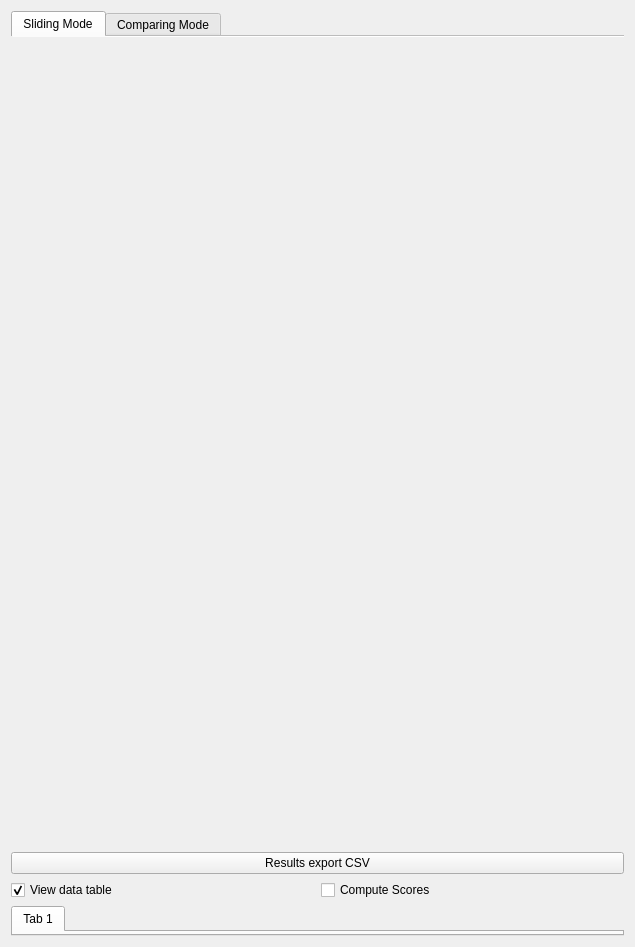
The window that ui/graphResult.ui (Artelia/Mascaret) describes before a commit, drawn with Qt 5.
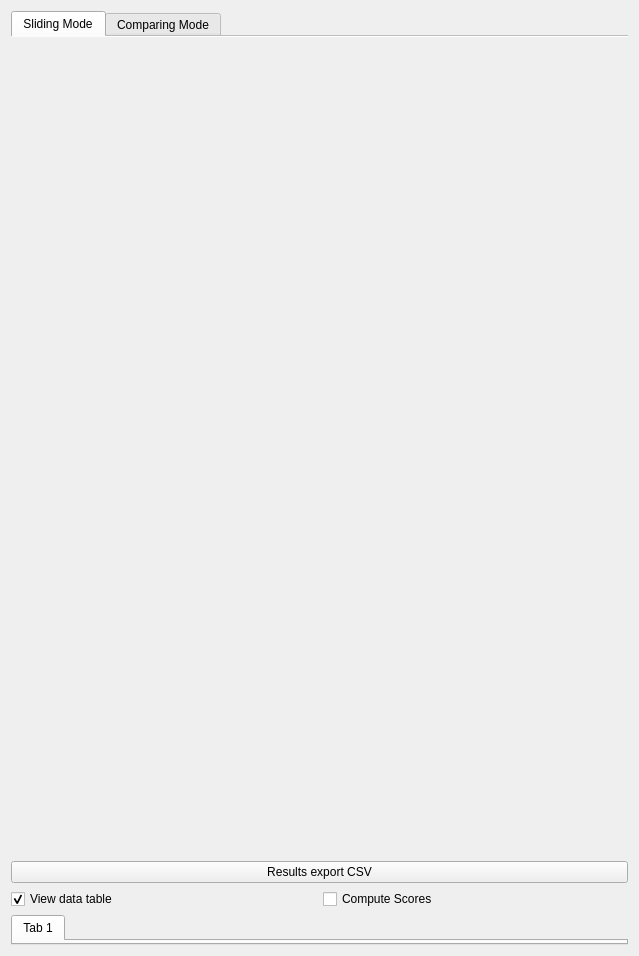
The same window after the commit.

What changed in the file:
```diff
--- a/ui/graphResult.ui
+++ b/ui/graphResult.ui
@@ -6,8 +6,8 @@
    <rect>
     <x>0</x>
     <y>0</y>
-    <width>635</width>
-    <height>947</height>
+    <width>639</width>
+    <height>956</height>
    </rect>
   </property>
   <property name="windowTitle">
```
